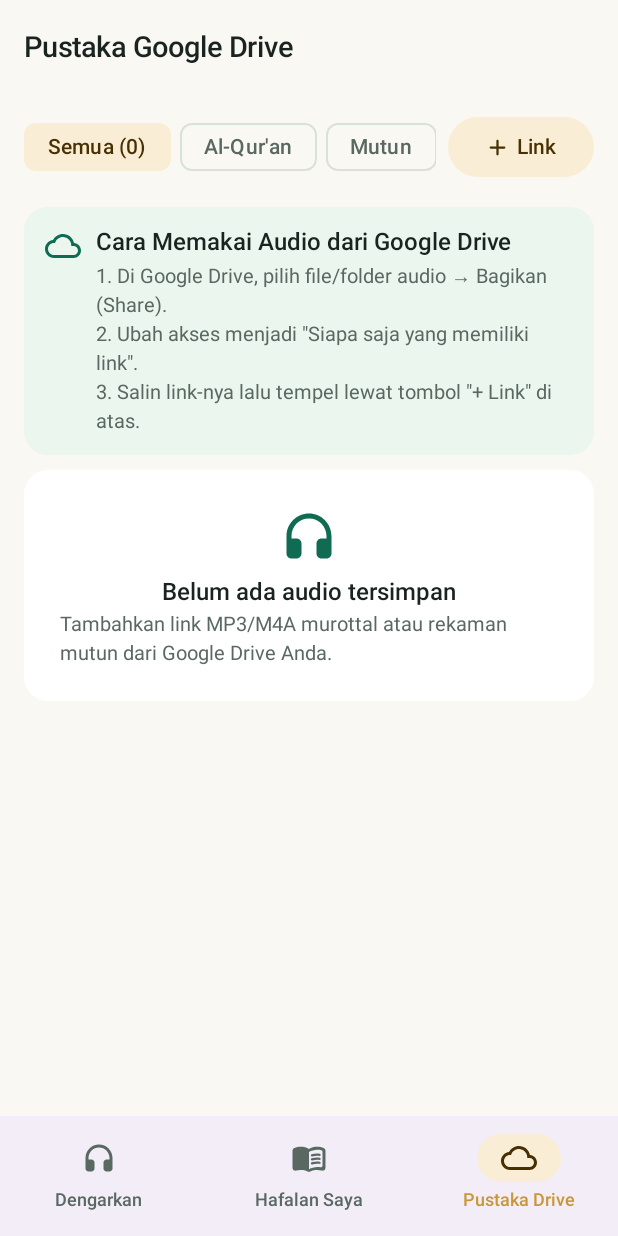
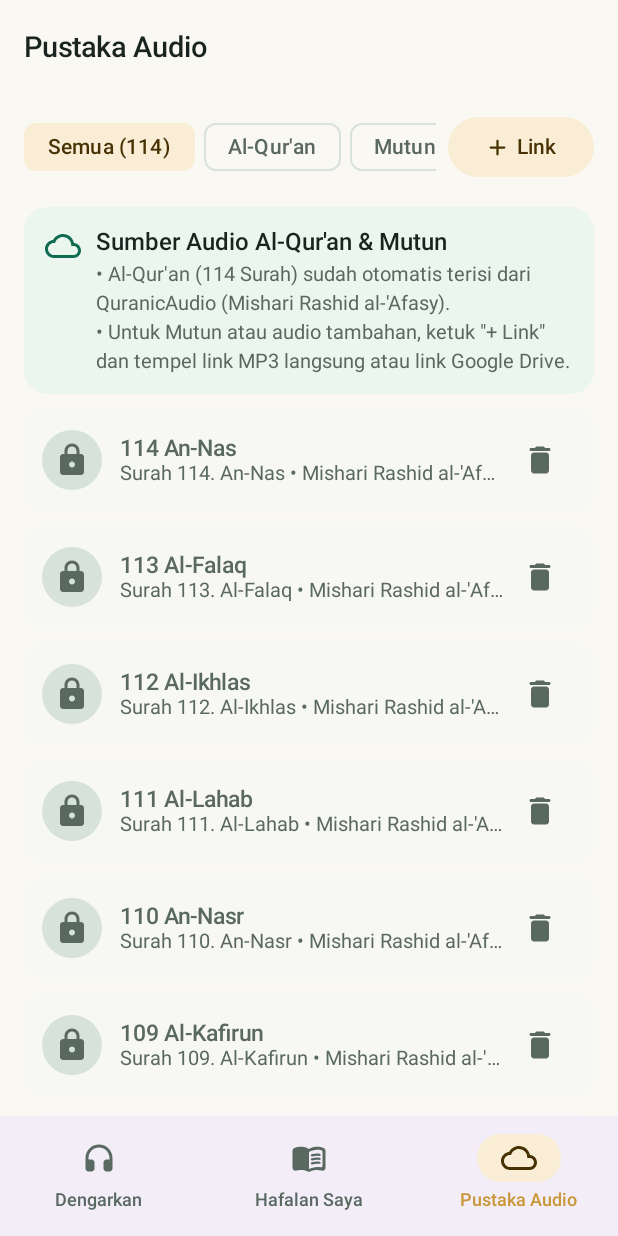
Before and after one commit to yourbontel/hafalanku, an Android app built with Jetpack Compose: the screen it shows after launch (MainActivity), item 3 of the bottom bar chosen, on a phone screen of 412 x 824 dp. Run offline under Robolectric (Android 15) with nearby library versions, the phone set to English and light mode, and no system bars; our stand-ins replace Room's generated code.

Commit message:
Pre-seed all 114 surah audios from QuranicAudio Qari 5 (Mishari Rashid al-Afasy) and support direct MP3 links

```diff
--- a/app/src/main/java/com/hafalan/quranmutun/MainActivity.kt
+++ b/app/src/main/java/com/hafalan/quranmutun/MainActivity.kt
@@ -50,7 +50,7 @@ import com.hafalan.quranmutun.ui.viewmodel.MainViewModel
 private enum class AppTab(val label: String, val title: String, val icon: ImageVector) {
     LISTEN("Dengarkan", "Muraja'ah Berurutan", Icons.Rounded.Headphones),
     TARGET("Hafalan Saya", "Target Hafalan & Mutun", Icons.Rounded.MenuBook),
-    LIBRARY("Pustaka Drive", "Pustaka Google Drive", Icons.Rounded.CloudQueue)
+    LIBRARY("Pustaka Audio", "Pustaka Audio", Icons.Rounded.CloudQueue)
 }
 
 private data class AddAudioDialogConfig(
--- a/app/src/main/java/com/hafalan/quranmutun/data/local/AppDatabase.kt
+++ b/app/src/main/java/com/hafalan/quranmutun/data/local/AppDatabase.kt
@@ -8,6 +8,7 @@ import androidx.room.TypeConverters
 import androidx.room.withTransaction
 import com.hafalan.quranmutun.data.seed.MutunSeedCatalog
 import com.hafalan.quranmutun.data.seed.QuranCatalog
+import com.hafalan.quranmutun.data.seed.QuranicAudioCatalog
 
 @Database(
     entities = [
@@ -41,6 +42,9 @@ abstract class AppDatabase : RoomDatabase() {
                     }
                 }
             }
+            if (driveAudioDao().countQuranicAudio5() == 0) {
+                driveAudioDao().insertAll(QuranicAudioCatalog.qari5Entries())
+            }
         }
     }
 
--- a/app/src/main/java/com/hafalan/quranmutun/data/local/Daos.kt
+++ b/app/src/main/java/com/hafalan/quranmutun/data/local/Daos.kt
@@ -70,6 +70,9 @@ interface DriveAudioDao {
     @Query("SELECT * FROM drive_audios")
     suspend fun getAllOnce(): List<DriveAudioEntity>
 
+    @Query("SELECT COUNT(*) FROM drive_audios WHERE driveFileId LIKE 'quranicaudio_5_%'")
+    suspend fun countQuranicAudio5(): Int
+
     @Insert(onConflict = OnConflictStrategy.REPLACE)
     suspend fun insert(audio: DriveAudioEntity): Long
 
--- /dev/null
+++ b/app/src/main/java/com/hafalan/quranmutun/data/seed/QuranicAudioCatalog.kt
@@ -0,0 +1,32 @@
+package com.hafalan.quranmutun.data.seed
+
+import com.hafalan.quranmutun.data.local.DriveAudioEntity
+import com.hafalan.quranmutun.data.model.AudioTargetType
+
+object QuranicAudioCatalog {
+    const val QARI_5_NAME = "Mishari Rashid al-'Afasy"
+    const val QARI_5_SOURCE_URL = "https://quranicaudio.com/quran/5"
+    private const val QARI_5_CDN_BASE = "https://download.quranicaudio.com/quran/mishaari_raashid_al_3afaasee/"
+
+    fun buildQari5StreamUrl(surahNumber: Int): String {
+        val padded = surahNumber.toString().padStart(3, '0')
+        return "$QARI_5_CDN_BASE$padded.mp3"
+    }
+
+    fun qari5Entries(): List<DriveAudioEntity> {
+        return QuranCatalog.allSurahs.map { surah ->
+            val padded = surah.surahNumber.toString().padStart(3, '0')
+            DriveAudioEntity(
+                title = "$padded ${surah.nameLatin}",
+                reciterOrSource = "$QARI_5_NAME (QuranicAudio)",
+                originalUrl = QARI_5_SOURCE_URL,
+                driveFileId = "quranicaudio_5_$padded",
+                streamUrl = buildQari5StreamUrl(surah.surahNumber),
+                targetType = AudioTargetType.QURAN,
+                surahNumber = surah.surahNumber,
+                mutunId = null,
+                createdAt = 1_700_000_000_000L + surah.surahNumber
+            )
+        }
+    }
+}
--- a/app/src/main/java/com/hafalan/quranmutun/ui/screens/AudioLibraryScreen.kt
+++ b/app/src/main/java/com/hafalan/quranmutun/ui/screens/AudioLibraryScreen.kt
@@ -149,14 +149,13 @@ fun AudioLibraryScreen(
                         Spacer(modifier = Modifier.width(10.dp))
                         Column {
                             Text(
-                                text = "Cara Memakai Audio dari Google Drive",
+                                text = "Sumber Audio Al-Qur'an & Mutun",
                                 style = MaterialTheme.typography.titleMedium
                             )
                             Spacer(modifier = Modifier.height(4.dp))
                             Text(
-                                text = "1. Di Google Drive, pilih file/folder audio → Bagikan (Share).\n" +
-                                    "2. Ubah akses menjadi \"Siapa saja yang memiliki link\".\n" +
-                                    "3. Salin link-nya lalu tempel lewat tombol \"+ Link\" di atas.",
+                                text = "• Al-Qur'an (114 Surah) sudah otomatis terisi dari QuranicAudio (Mishari Rashid al-'Afasy).\n" +
+                                    "• Untuk Mutun atau audio tambahan, ketuk \"+ Link\" dan tempel link MP3 langsung atau link Google Drive.",
                                 style = MaterialTheme.typography.bodyMedium,
                                 color = MaterialTheme.colorScheme.onSurfaceVariant
                             )
```
Also changed, not shown: app/src/main/java/com/hafalan/quranmutun/data/drive/GoogleDriveLinkParser.kt (+18 -1 lines), app/src/main/java/com/hafalan/quranmutun/ui/components/AddDriveAudioDialog.kt (+4 -5 lines), app/src/main/java/com/hafalan/quranmutun/ui/components/AudioPlayerComponents.kt (+8 -1 lines), 2 other files.
